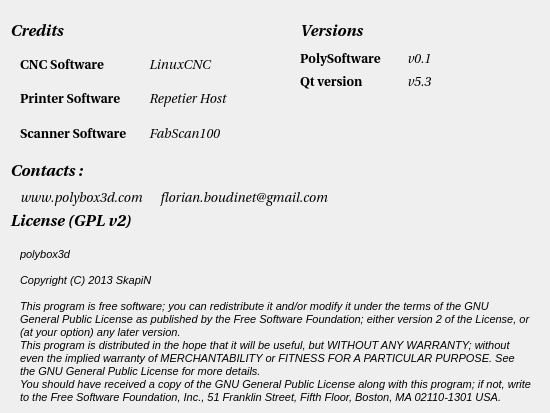
This is src/Widget/DialogCredits.ui in polybox3d/polybox as Qt 5 draws it before an edit. The edited form follows.
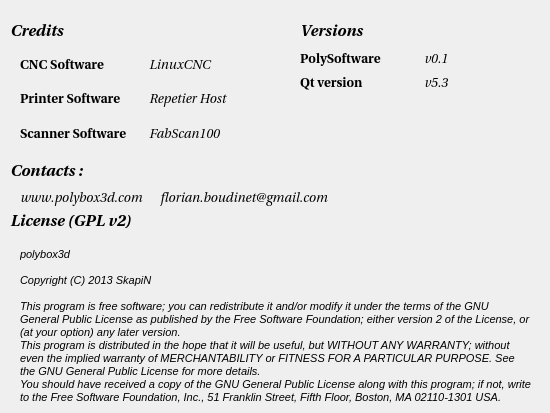
This is the edited form. Icons and pictures are not drawn.

The edit to the form file:
```diff
--- a/src/Widget/DialogCredits.ui
+++ b/src/Widget/DialogCredits.ui
@@ -56,7 +56,7 @@
     <rect>
      <x>10</x>
      <y>20</y>
-     <width>101</width>
+     <width>151</width>
      <height>21</height>
     </rect>
    </property>
@@ -78,7 +78,7 @@
     <rect>
      <x>10</x>
      <y>160</y>
-     <width>101</width>
+     <width>151</width>
      <height>21</height>
     </rect>
    </property>
@@ -144,7 +144,7 @@
     <rect>
      <x>10</x>
      <y>210</y>
-     <width>121</width>
+     <width>221</width>
      <height>21</height>
     </rect>
    </property>
@@ -192,7 +192,7 @@
     <bool>true</bool>
    </property>
   </widget>
-  <widget class="QWidget" name="">
+  <widget class="QWidget" name="layoutWidget">
    <property name="geometry">
     <rect>
      <x>20</x>
@@ -309,13 +309,13 @@
     </item>
    </layout>
   </widget>
-  <widget class="QWidget" name="">
+  <widget class="QWidget" name="layoutWidget">
    <property name="geometry">
     <rect>
      <x>300</x>
      <y>50</y>
-     <width>207</width>
-     <height>40</height>
+     <width>241</width>
+     <height>42</height>
     </rect>
    </property>
    <layout class="QGridLayout" name="gridLayout_2">
```
